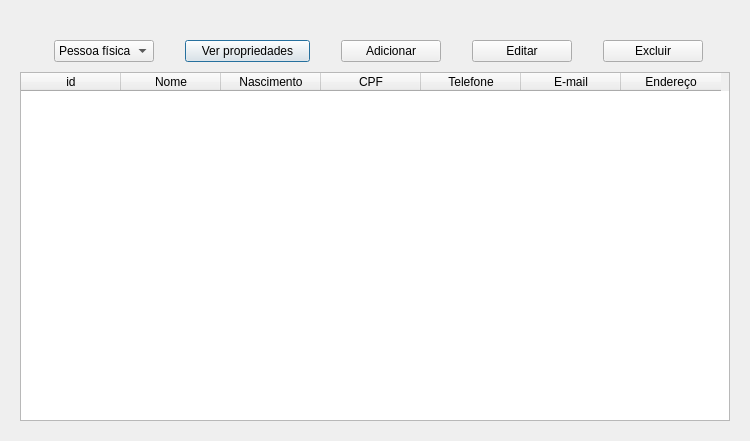
Before: the Qt Designer form interface/qt_files/requester_window.ui in Marsango/GAIA, drawn with Qt 5.
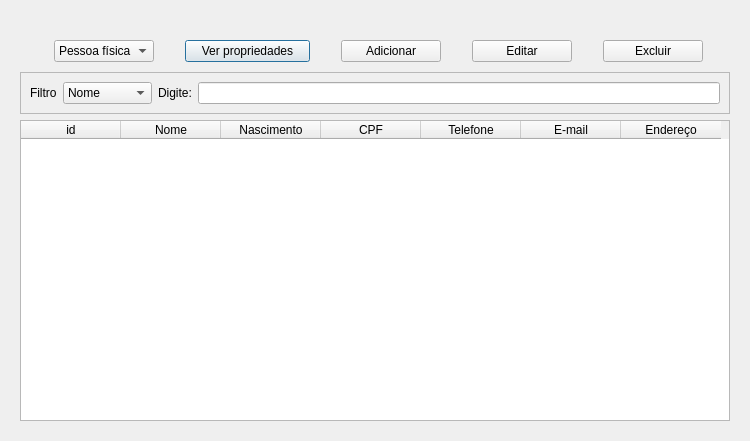
After: the same form once the commit is applied.

Commit message:
feat: Create a search bar in requester window
Now users are allowed to search by name and by cpf/cnpj to find more easily the desired requester.

The edit to the form file:
```diff
--- a/interface/qt_files/requester_window.ui
+++ b/interface/qt_files/requester_window.ui
@@ -137,8 +137,63 @@
         </layout>
        </widget>
       </item>
+      <item>
+       <widget class="QFrame" name="frame_3">
+        <property name="maximumSize">
+         <size>
+          <width>16777215</width>
+          <height>100</height>
+         </size>
+        </property>
+        <property name="frameShape">
+         <enum>QFrame::StyledPanel</enum>
+        </property>
+        <property name="frameShadow">
+         <enum>QFrame::Raised</enum>
+        </property>
+        <layout class="QHBoxLayout" name="horizontalLayout_2">
+         <item>
+          <widget class="QLabel" name="label">
+           <property name="text">
+            <string>Filtro</string>
+           </property>
+          </widget>
+         </item>
+         <item>
+          <widget class="QComboBox" name="search_parameter">
+           <item>
+            <property name="text">
+             <string>Nome</string>
+            </property>
+           </item>
+           <item>
+            <property name="text">
+             <string>CPF/CNPJ</string>
+            </property>
+           </item>
+          </widget>
+         </item>
+         <item>
+          <widget class="QLabel" name="label_2">
+           <property name="text">
+            <string>Digite:</string>
+           </property>
+          </widget>
+         </item>
+         <item>
+          <widget class="QLineEdit" name="search_bar"/>
+         </item>
+        </layout>
+       </widget>
+      </item>
       <item>
        <widget class="QTableWidget" name="requester_table">
+        <property name="maximumSize">
+         <size>
+          <width>16777215</width>
+          <height>337</height>
+         </size>
+        </property>
         <column>
          <property name="text">
           <string>id</string>
```
The commit also changes 4 other files.
